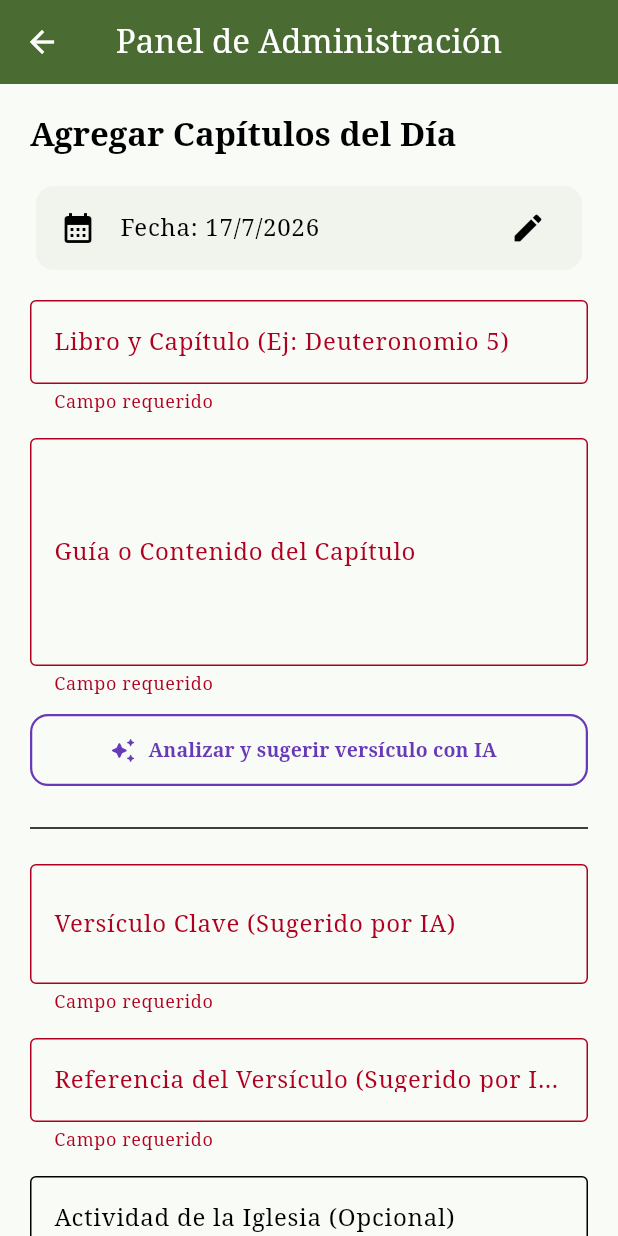
After one commit to EsmeMejia29/templo_betel_app, a Flutter app: the DashboardScreen screen opened directly, after a tap on "PUBLICAR LECTURA", on a phone screen of 412 x 824 dp. The commit adds this screen. Run offline on Flutter 3.47's test engine with Material 3 defaults, Android fonts, the phone set to English and light mode, and no system bars; our stand-ins replace fl_chart, flutter_tts, shared_preferences, supabase_flutter; missing offline and left inert: dart:js; accounts and stored records are empty.

Commit message:
Cambios para admin

````diff
--- a/lib/main.dart
+++ b/lib/main.dart
@@ -2,6 +2,8 @@ import 'package:flutter/material.dart';
 import 'package:supabase_flutter/supabase_flutter.dart';
 import 'config/theme.dart';
 import 'screens/home_screen.dart';
+
+final GlobalKey<ScaffoldMessengerState> messengerKey = GlobalKey<ScaffoldMessengerState>();
 
 void main() async {
   WidgetsFlutterBinding.ensureInitialized();
@@ -22,6 +24,7 @@ class TemploBetelApp extends StatelessWidget {
   @override
   Widget build(BuildContext context) {
     return MaterialApp(
+      scaffoldMessengerKey: messengerKey,
       title: 'Templo Betel',
       debugShowCheckedModeBanner: false,
       theme: BetelTheme.lightTheme,
--- /dev/null
+++ b/lib/screens/dashboard_screen.dart
@@ -0,0 +1,407 @@
+import 'dart:convert';
+import 'package:flutter/material.dart';
+import 'package:http/http.dart' as http;
+import '../../main.dart';
+
+class AIService {
+  static const String _apiKey = 'AQ.Ab8RN6I6HNLPWSul8y630Nb_YPA9qF9VgAXtBHqFZCP7xpGYig';
+  static const String _baseUrl = 'https://generativelanguage.googleapis.com/v1beta/models/gemini-flash-latest:generateContent';
+
+  static Future<Map<String, String>> extraerVersiculoClave(String chapterContent) async {
+    try {
+      final url = Uri.parse(_baseUrl);
+
+      final prompt = """
+Analiza el siguiente capítulo de la Biblia. Identifica el versículo más importante o representativo de todo el texto provisto.
+
+Es estrictamente obligatorio que en la referencia incluyas el libro, el capítulo y el número exacto del versículo identificado (por ejemplo: "Génesis 1:1" o "1 Crónicas 1:34"). No omitas el número de versículo por ningún motivo.
+
+Devuelve la respuesta única y estrictamente en este formato JSON:
+{
+  "versiculo": "Texto exacto del versículo seleccionado",
+  "referencia": "Libro Capítulo:Versículo"
+}
+
+Texto del capítulo:
+$chapterContent
+""";
+
+      final response = await http.post(
+        url,
+        headers: {
+          'Content-Type': 'application/json',
+          'X-goog-api-key': _apiKey,
+        },
+        body: jsonEncode({
+          'contents': [
+            {
+              'parts': [
+                {'text': prompt}
+              ]
+            }
+          ]
+        }),
+      );
+
+      if (response.statusCode == 200) {
+        final jsonResponse = jsonDecode(response.body);
+        String rawText = jsonResponse['candidates'][0]['content']['parts'][0]['text'];
+
+        final int startIndex = rawText.indexOf('{');
+        final int endIndex = rawText.lastIndexOf('}');
+
+        if (startIndex != -1 && endIndex != -1 && endIndex > startIndex) {
+          rawText = rawText.substring(startIndex, endIndex + 1);
+        }
+
+        final Map<String, dynamic> data = jsonDecode(rawText);
+
+        return {
+          'versiculo': data['versiculo'] ?? '',
+          'referencia': data['referencia'] ?? '',
+          'error': '',
+        };
+      } else {
+        return {
+          'versiculo': '',
+          'referencia': '',
+          'error': 'Código ${response.statusCode}: ${response.body}'
+        };
+      }
+    } catch (e) {
+      return {
+        'versiculo': '',
+        'referencia': '',
+        'error': 'Error local: $e'
+      };
+    }
+  }
+}
+
+class DashboardScreen extends StatefulWidget {
+  const DashboardScreen({super.key});
+
+  @override
+  State<DashboardScreen> createState() => _DashboardScreenState();
+}
+
+class _DashboardScreenState extends State<DashboardScreen> {
+  final _formKey = GlobalKey<FormState>();
+  final _bookController = TextEditingController();
+  final _verseController = TextEditingController();
+  final _verseRefController = TextEditingController();
+  final _contentController = TextEditingController();
+  final _eventController = TextEditingController();
+
+  DateTime _selectedDate = DateTime.now();
+  bool _isSaving = false;
+  bool _isLoadingAI = false;
+  bool _isUpdating = false;
+
+  @override
+  void initState() {
+    super.initState();
+    _cargarLecturaPorFecha(_selectedDate);
+  }
+
+  @override
+  void dispose() {
+    _bookController.dispose();
+    _verseController.dispose();
+    _verseRefController.dispose();
+    _contentController.dispose();
+    _eventController.dispose();
+    super.dispose();
+  }
+
+  Future<void> _cargarLecturaPorFecha(DateTime fecha) async {
+    final String formattedDate = fecha.toIso8601String().split('T')[0];
+
+    try {
+      final response = await supabase
+          .from('readings')
+          .select()
+          .eq('date', formattedDate)
+          .maybeSingle();
+
+      if (!mounted) return;
+
+      if (response != null) {
+        setState(() {
+          _bookController.text = response['book_and_chapter'] ?? '';
+          _verseController.text = response['daily_verse'] ?? '';
+          _verseRefController.text = response['daily_verse_ref'] ?? '';
+          _contentController.text = response['chapter_content'] ?? '';
+          _eventController.text = response['special_event'] ?? '';
+          _isUpdating = true;
+        });
+      } else {
+        _limpiarFormulario(mantenerFecha: true);
+      }
+    } catch (e) {
+      debugPrint("Error interno al recuperar fecha: $e");
+    }
+  }
+
+  void _limpiarFormulario({required bool mantenerFecha}) {
+    _bookController.clear();
+    _verseController.clear();
+    _verseRefController.clear();
+    _contentController.clear();
+    _eventController.clear();
+
+    if (mounted) {
+      setState(() {
+        _isUpdating = false;
+        if (!mantenerFecha) {
+          _selectedDate = DateTime.now();
+        }
+      });
+    }
+  }
+
+  Future<void> _autocompletarVersiculoConIA() async {
+    final text = _contentController.text.trim();
+
+    if (text.isEmpty) {
+      messengerKey.currentState?.clearSnackBars();
+      messengerKey.currentState?.showSnackBar(
+        const SnackBar(
+          content: Text('Por favor, ingresa primero el contenido del capítulo.'),
+          backgroundColor: Colors.orangeAccent,
+          behavior: SnackBarBehavior.floating,
+        ),
+      );
+      return;
+    }
+
+    setState(() {
+      _isLoadingAI = true;
+    });
+
+    final resultado = await AIService.extraerVersiculoClave(text);
+
+    if (!mounted) return;
+
+    setState(() {
+      _isLoadingAI = false;
+
+      if (resultado['error'] != null && resultado['error']!.isNotEmpty) {
+        messengerKey.currentState?.clearSnackBars();
+        messengerKey.currentState?.showSnackBar(
+          SnackBar(
+            content: Text('Error de la IA: ${resultado['error']}'),
+            backgroundColor: Colors.redAccent,
+            behavior: SnackBarBehavior.floating,
+          ),
+        );
+        return;
+      }
+
+      if (resultado['versiculo']!.isNotEmpty && resultado['referencia']!.isNotEmpty) {
+        _verseController.text = resultado['versiculo']!;
+        _verseRefController.text = resultado['referencia']!;
+
+        messengerKey.currentState?.clearSnackBars();
+        messengerKey.currentState?.showSnackBar(
+          const SnackBar(
+            content: Text('¡Versículo sugerido con éxito usando IA! 🧠✨'),
+            behavior: SnackBarBehavior.floating,
+          ),
+        );
+      }
+    });
+  }
+
+  Future<void> _saveReading() async {
+    if (_formKey.currentState == null || !_formKey.currentState!.validate()) return;
+
+    final bool fueActualizacion = _isUpdating;
+    final String formattedDate = _selectedDate.toIso8601String().split('T')[0];
+
+    setState(() => _isSaving = true);
+
+    try {
+      await supabase.from('readings').upsert({
+        'date': formattedDate,
+        'book_and_chapter': _bookController.text.trim(),
+        'daily_verse': _verseController.text.trim(),
+        'daily_verse_ref': _verseRefController.text.trim(),
+        'chapter_content': _contentController.text.trim(),
+        'special_event': _eventController.text.trim().isEmpty ? null : _eventController.text.trim(),
+      }, onConflict: 'date');
+
+      messengerKey.currentState?.clearSnackBars();
+      messengerKey.currentState?.showSnackBar(
+        SnackBar(
+          content: Text(fueActualizacion
+              ? "🎉 ¡Lectura actualizada con éxito!"
+              : "🎉 ¡Lectura guardada con éxito!"),
+          behavior: SnackBarBehavior.floating,
+          duration: const Duration(seconds: 3),
+        )
+      );
+
+      _limpiarFormulario(mantenerFecha: false);
+
+      _cargarLecturaPorFecha(_selectedDate);
+
+    } catch (e) {
+      debugPrint("Error atrapado en base de datos: $e");
+
+      messengerKey.currentState?.clearSnackBars();
+      messengerKey.currentState?.showSnackBar(
+        SnackBar(
+          content: Text("Error al guardar: $e"),
+          backgroundColor: Colors.red,
+          behavior: SnackBarBehavior.floating,
+        )
+      );
+    } finally {
+      if (mounted) {
+        setState(() => _isSaving = false);
+      }
+    }
+  }
+
+  @override
+  Widget build(BuildContext context) {
+    final theme = Theme.of(context);
+
+    return Scaffold(
+      appBar: AppBar(title: const Text('Panel de Administración')),
+      body: SingleChildScrollView(
+        padding: const EdgeInsets.all(20.0),
+        child: Form(
+          key: _formKey,
+          child: Column(
+            crossAxisAlignment: CrossAxisAlignment.start,
+            children: [
+              Text(
+                _isUpdating ? 'Editar Capítulos del Día' : 'Agregar Capítulos del Día',
+                style: theme.textTheme.titleLarge?.copyWith(fontWeight: FontWeight.bold),
+              ),
+              const SizedBox(height: 16),
+              Card(
+                elevation: 0,
+                color: _isUpdating
+                    ? Colors.amber.withOpacity(0.1)
+                    : theme.primaryColor.withOpacity(0.05),
+                child: ListTile(
+                  leading: Icon(_isUpdating ? Icons.edit_calendar : Icons.calendar_month),
+                  title: Text("Fecha: ${_selectedDate.day}/${_selectedDate.month}/${_selectedDate.year}"),
+                  subtitle: _isUpdating
+                      ? const Text("Esta fecha ya tiene registros. Se actualizarán.", style: TextStyle(color: Colors.amber, fontSize: 12))
+                      : null,
+                  trailing: const Icon(Icons.edit),
+                  onTap: () async {
+                    final picked = await showDatePicker(
+                      context: context,
+                      initialDate: _selectedDate,
+                      firstDate: DateTime(2025),
+                      lastDate: DateTime(2030),
+                    );
+                    if (picked != null) {
+                      setState(() => _selectedDate = picked);
+                      _cargarLecturaPorFecha(picked);
+                    }
+                  },
+                ),
+              ),
+              const SizedBox(height: 16),
+              TextFormField(
+                controller: _bookController,
+                decoration: const InputDecoration(
+                  labelText: 'Libro y Capítulo (Ej: Deuteronomio 5)',
+                  border: OutlineInputBorder(),
+                ),
+                validator: (v) => v == null || v.isEmpty ? 'Campo requerido' : null,
+              ),
+              const SizedBox(height: 16),
+              TextFormField(
+                controller: _contentController,
+                maxLines: 5,
+                decoration: const InputDecoration(
+                  labelText: 'Guía o Contenido del Capítulo',
+                  hintText: 'Pega el texto aquí antes de presionar el botón de IA',
+                  border: OutlineInputBorder(),
+                ),
+                validator: (v) => v == null || v.isEmpty ? 'Campo requerido' : null,
+              ),
+              const SizedBox(height: 12),
+              SizedBox(
+                width: double.infinity,
+                height: 48,
+                child: OutlinedButton.icon(
+                  style: OutlinedButton.styleFrom(
+                    foregroundColor: Colors.deepPurple,
+                    side: const BorderSide(color: Colors.deepPurple, width: 1.5),
+                    shape: RoundedRectangleBorder(borderRadius: BorderRadius.circular(12)),
+                  ),
+                  onPressed: _isLoadingAI ? null : _autocompletarVersiculoConIA,
+                  icon: _isLoadingAI
+                      ? const SizedBox(
+                          width: 18,
+                          height: 18,
+                          child: CircularProgressIndicator(strokeWidth: 2, color: Colors.deepPurple),
+                        )
+                      : const Icon(Icons.auto_awesome_rounded, size: 18),
+                  label: Text(
+                    _isLoadingAI ? 'Analizando texto con IA...' : 'Analizar y sugerir versículo con IA',
+                    style: const TextStyle(fontWeight: FontWeight.bold, fontSize: 13),
+                  ),
+                ),
+              ),
+              const SizedBox(height: 20),
+              const Divider(),
+              const SizedBox(height: 16),
+              TextFormField(
+                controller: _verseController,
+                maxLines: 2,
+                decoration: const InputDecoration(
+                  labelText: 'Versículo Clave (Sugerido por IA)',
+                  border: OutlineInputBorder(),
+                ),
+                validator: (v) => v == null || v.isEmpty ? 'Campo requerido' : null,
+              ),
+              const SizedBox(height: 16),
+              TextFormField(
+                controller: _verseRefController,
+                decoration: const InputDecoration(
+                  labelText: 'Referencia del Versículo (Sugerido por IA)',
+                  border: OutlineInputBorder(),
+                ),
+                validator: (v) => v == null || v.isEmpty ? 'Campo requerido' : null,
+              ),
+              const SizedBox(height: 16),
+              TextFormField(
+                controller: _eventController,
+                decoration: const InputDecoration(
+                  labelText: 'Actividad de la Iglesia (Opcional)',
+                  border: OutlineInputBorder(),
+                ),
+              ),
+              const SizedBox(height: 24),
+              _isSaving
+                  ? const Center(child: CircularProgressIndicator())
+                  : ElevatedButton.icon(
+                      style: ElevatedButton.styleFrom(
+                        backgroundColor: _isUpdating ? Colors.amber[800] : theme.primaryColor,
+                        foregroundColor: Colors.white,
+                        minimumSize: const Size.fromHeight(50),
+                        shape: RoundedRectangleBorder(borderRadius: BorderRadius.circular(12)),
+                      ),
+                      onPressed: _saveReading,
+                      icon: Icon(_isUpdating ? Icons.sync_rounded : Icons.save_rounded),
+                      label: Text(
+                        _isUpdating ? 'ACTUALIZAR LECTURA' : 'PUBLICAR LECTURA',
+                        style: const TextStyle(fontWeight: FontWeight.bold)
+                      ),
+                    ),
+            ],
+          ),
+        ),
+      ),
+    );
+  }
+}
--- /dev/null
+++ b/lib/services/ai_service.dart
@@ -0,0 +1,61 @@
+import 'dart:convert';
+import 'package:http/http.dart' as http;
+
+class AIService {
+  static const String _apiKey = 'AQ.Ab8RN6LC5paYRy4AYVXLC7h3Sj2hepMjCWGiwtZO8oBP4Vr7oA';
+  static const String _baseUrl = 'https://generativelanguage.googleapis.com/v1beta/models/gemini-1.5-flash:generateContent';
+
+  static Future<Map<String, String>> extraerVersiculoClave(String chapterContent) async {
+    try {
+      final url = Uri.parse('$_baseUrl?key=$_apiKey');
+
+      final prompt = """
+Analiza el siguiente capítulo de la Biblia. Identifica el versículo más importante, inspirador o representativo (versículo clave).
+Devuelve tu respuesta estrictamente en formato JSON con la siguiente estructura, sin texto adicional ni formateo de código (no uses bloques de Markdown como ```json):
+
+{
+  "versiculo": "El texto exacto del versículo encontrado...",
+  "referencia": "La referencia exacta (ej. Salmos 23:1)"
+}
+
+Este es el texto del capítulo:
+$chapterContent
+""";
+
+      final response = await http.post(
+        url,
+        headers: {'Content-Type': 'application/json'},
+        body: jsonEncode({
+          'contents': [
+            {
+              'parts': [
+                {'text': prompt}
+              ]
+            }
+          ]
+        }),
+      );
+
+      if (response.statusCode == 200) {
+        final jsonResponse = jsonDecode(response.body);
+        final String rawText = jsonResponse['candidates'][0]['content']['parts'][0]['text'];
+
+        final cleanText = rawText.replaceAll('```json', '').replaceAll('```', '').trim();
+        final Map<String, dynamic> data = jsonDecode(cleanText);
+
+        return {
+          'versiculo': data['versiculo'] ?? '',
+          'referencia': data['referencia'] ?? '',
+        };
+      } else {
+        throw Exception('Error en la API de Gemini: ${response.statusCode}');
+      }
+    } catch (e) {
+      print('Error al extraer versículo con IA: $e');
+      return {
+        'versiculo': 'No se pudo generar el versículo automáticamente.',
+        'referencia': 'Error de IA'
+      };
+    }
+  }
+}
--- a/pubspec.yaml
+++ b/pubspec.yaml
@@ -28,6 +28,7 @@ environment:
 # the latest version available on pub.dev. To see which dependencies have newer
 # versions available, run `flutter pub outdated`.
 dependencies:
+  http: ^1.1.0
   flutter:
     sdk: flutter
 
````
Also changed, not shown: lib/screens/home_screen.dart (+36 -7 lines), lib/screens/profile_screen.dart (+14 -0 lines), pubspec.lock.
